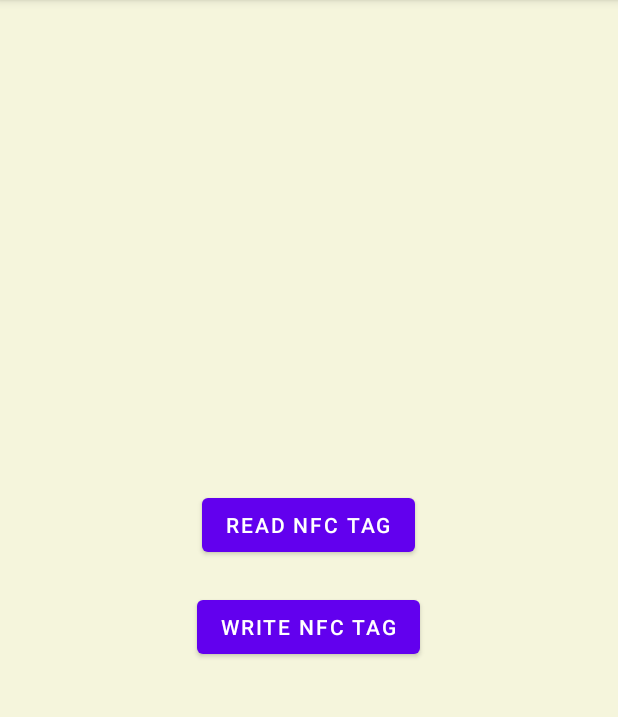
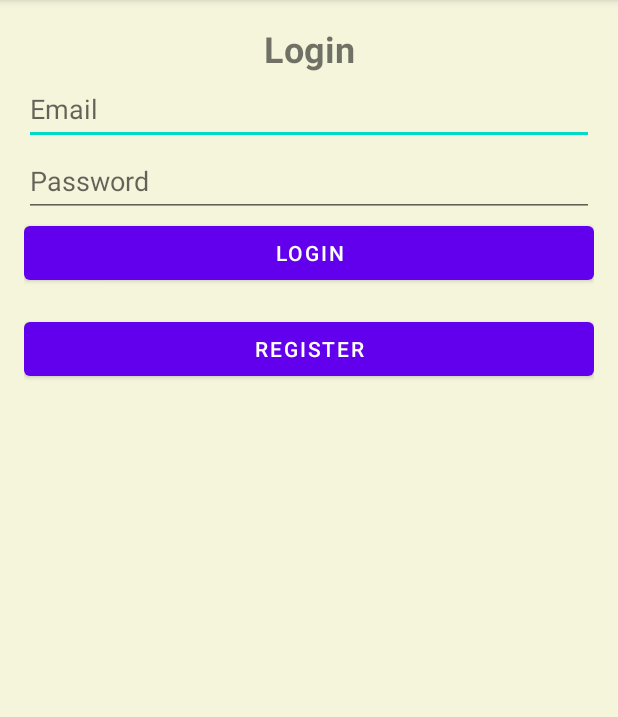
Before and after one commit to Domtaxx/TEC_RFID_INVENTORY, an Android app built with Jetpack Compose: the screen it shows after launch (MainActivity before the commit, LoginActivity after it), on a phone screen of 412 x 824 dp, the part 84-801 px from its top. Run offline under Robolectric (Android 15) with nearby library versions, the phone set to English and light mode, and no system bars.

Commit message:
adding basic login and registration to mobile app

```diff
--- a/TEC_RFID/app/src/main/AndroidManifest.xml
+++ b/TEC_RFID/app/src/main/AndroidManifest.xml
@@ -15,7 +15,7 @@
         android:networkSecurityConfig = "@xml/network_security_config">
 
             <activity
-            android:name=".MainActivity"
+                android:name=".LoginActivity"
                 android:exported="true">
                 <intent-filter>
                     <action android:name="android.intent.action.MAIN" />
@@ -40,5 +40,7 @@
 
             <!-- NFC Writing activity declaration -->
             <activity android:name=".NfcWriteActivity" />
+            <activity android:name=".RegisterActivity" />
+            <activity android:name=".MainMenuActivity" />
         </application>
 </manifest>
--- a/TEC_RFID/app/src/main/java/com/nfs/tec_rfid/AzureDatabaseService.kt
+++ b/TEC_RFID/app/src/main/java/com/nfs/tec_rfid/AzureDatabaseService.kt
@@ -25,7 +25,7 @@ class AzureDatabaseService(private val context: Context) {
         val connectionString = "jdbc:sqlserver://tecrfidserver.database.windows.net:1433;" +
                 "database=RFID_TEC;user=$user;password=$password;" +
                 "encrypt=true;trustServerCertificate=true;" + // Enable encryption
-                "hostNameInCertificate=*.database.windows.net;loginTimeout=30;sslProtocol=TLSv1.2;"
+                "hostNameInCertificate=*.database.windows.net;loginTimeout=30;sslProtocol=TLSv1;"
         // Add Conscrypt as the default security provider
         Security.insertProviderAt(Conscrypt.newProvider(), 1)
         Security.getProviders().forEach {
--- /dev/null
+++ b/TEC_RFID/app/src/main/java/com/nfs/tec_rfid/LoginActivity.kt
@@ -0,0 +1,46 @@
+package com.nfs.tec_rfid
+import android.content.Intent
+import android.os.Bundle
+import android.util.Patterns
+import android.widget.Button
+import android.widget.EditText
+import android.widget.TextView
+import androidx.appcompat.app.AppCompatActivity
+
+class LoginActivity : AppCompatActivity() {
+
+    override fun onCreate(savedInstanceState: Bundle?) {
+        super.onCreate(savedInstanceState)
+        setContentView(R.layout.login_activity)
+
+        val emailEditText = findViewById<EditText>(R.id.email)
+        val passwordEditText = findViewById<EditText>(R.id.password)
+        val loginButton = findViewById<Button>(R.id.login_button)
+        val errorMessageTextView = findViewById<TextView>(R.id.error_message)
+        val registerButton = findViewById<Button>(R.id.register_button)
+
+        loginButton.setOnClickListener {
+            val email = emailEditText.text.toString()
+            val password = passwordEditText.text.toString()
+
+            if (!isValidEmail(email) || password.length < 6) {
+                errorMessageTextView.visibility = TextView.VISIBLE
+            } else {
+                errorMessageTextView.visibility = TextView.GONE
+                // Proceed with login logic
+                // TODO: Add Login validation
+                val intent = Intent(this, MainMenuActivity::class.java)
+                startActivity(intent)
+            }
+        }
+        registerButton.setOnClickListener {
+            // Navigate to RegisterActivity when the button is clicked
+            val intent = Intent(this, RegisterActivity::class.java)
+            startActivity(intent)
+        }
+    }
+
+    private fun isValidEmail(email: String): Boolean {
+        return email.isNotEmpty() && Patterns.EMAIL_ADDRESS.matcher(email).matches()
+    }
+}
--- a/TEC_RFID/app/src/main/java/com/nfs/tec_rfid/MainActivity.kt
+++ b/TEC_RFID/app/src/main/java/com/nfs/tec_rfid/MainMenuActivity.kt
@@ -4,11 +4,11 @@ import android.os.Bundle
 import android.widget.Button
 import androidx.appcompat.app.AppCompatActivity
 
-class MainActivity : AppCompatActivity() {
+class MainMenuActivity : AppCompatActivity() {
 
     override fun onCreate(savedInstanceState: Bundle?) {
         super.onCreate(savedInstanceState)
-        setContentView(R.layout.activity_main)
+        setContentView(R.layout.main_menu_activity)
 
         val readNfcButton: Button = findViewById(R.id.btn_read_nfc)
         val writeNfcButton: Button = findViewById(R.id.btn_write_nfc)
--- a/TEC_RFID/app/src/main/java/com/nfs/tec_rfid/NfcWriteActivity.kt
+++ b/TEC_RFID/app/src/main/java/com/nfs/tec_rfid/NfcWriteActivity.kt
@@ -39,7 +39,7 @@ class NfcWriteActivity : AppCompatActivity() {
         // Handle returning to MainActivity
         returnButton.setOnClickListener {
             // Create an explicit Intent to launch MainActivity
-            val intent = Intent(this, MainActivity::class.java)
+            val intent = Intent(this, MainMenuActivity::class.java)
             startActivity(intent)
             finish()  // Optionally finish the current activity if you don't want it in the back stack
         }
--- /dev/null
+++ b/TEC_RFID/app/src/main/res/layout/login_activity.xml
@@ -0,0 +1,76 @@
+<?xml version="1.0" encoding="utf-8"?>
+<androidx.constraintlayout.widget.ConstraintLayout
+    xmlns:android="http://schemas.android.com/apk/res/android"
+    xmlns:app="http://schemas.android.com/apk/res-auto"
+    android:layout_width="match_parent"
+    android:layout_height="match_parent"
+    android:padding="16dp">
+
+    <TextView
+        android:id="@+id/title"
+        android:layout_width="wrap_content"
+        android:layout_height="wrap_content"
+        android:text="Login"
+        android:textSize="24sp"
+        android:textStyle="bold"
+        android:layout_marginBottom="20dp"
+        app:layout_constraintTop_toTopOf="parent"
+        app:layout_constraintStart_toStartOf="parent"
+        app:layout_constraintEnd_toEndOf="parent" />
+
+    <EditText
+        android:id="@+id/email"
+        android:layout_width="0dp"
+        android:layout_height="wrap_content"
+        android:hint="Email"
+        android:minHeight="48dp"
+        android:inputType="textEmailAddress"
+        android:layout_marginBottom="10dp"
+        app:layout_constraintTop_toBottomOf="@+id/title"
+        app:layout_constraintStart_toStartOf="parent"
+        app:layout_constraintEnd_toEndOf="parent" />
+
+    <EditText
+        android:id="@+id/password"
+        android:layout_width="0dp"
+        android:layout_height="wrap_content"
+        android:minHeight="48dp"
+        android:hint="Password"
+        android:inputType="textPassword"
+        android:layout_marginBottom="10dp"
+        app:layout_constraintTop_toBottomOf="@+id/email"
+        app:layout_constraintStart_toStartOf="parent"
+        app:layout_constraintEnd_toEndOf="parent" />
+
+    <TextView
+        android:id="@+id/error_message"
+        android:layout_width="wrap_content"
+        android:layout_height="wrap_content"
+        android:textColor="@android:color/holo_red_dark"
+        android:visibility="gone"
+        android:text="Invalid email or password"
+        app:layout_constraintTop_toBottomOf="@+id/password"
+        app:layout_constraintStart_toStartOf="parent"
+        app:layout_constraintEnd_toEndOf="parent"
+        android:layout_marginBottom="10dp" />
+
+    <Button
+        android:id="@+id/login_button"
+        android:layout_width="0dp"
+        android:layout_height="wrap_content"
+        android:text="Login"
+        app:layout_constraintTop_toBottomOf="@+id/error_message"
+        app:layout_constraintStart_toStartOf="parent"
+        app:layout_constraintEnd_toEndOf="parent" />
+
+    <Button
+        android:id="@+id/register_button"
+        android:layout_width="0dp"
+        android:layout_height="wrap_content"
+        android:text="Register"
+        app:layout_constraintTop_toBottomOf="@+id/login_button"
+        app:layout_constraintStart_toStartOf="parent"
+        app:layout_constraintEnd_toEndOf="parent"
+        android:layout_marginTop="16dp"/>
+
+</androidx.constraintlayout.widget.ConstraintLayout>
```
Also changed, not shown: TEC_RFID/app/src/main/java/com/nfs/tec_rfid/NfcReadActivity.kt (+3 -6 lines), TEC_RFID/app/src/main/java/com/nfs/tec_rfid/RegisterActivity.kt (added, +58 -0 lines), TEC_RFID/app/src/main/res/layout/register_activity.xml (added, +95 -0 lines), TEC_RFID/app/src/main/res/layout/main_menu_activity.xml (renamed from TEC_RFID/app/src/main/res/layout/activity_main.xml). Lines whose indentation alone changed are shown as unchanged.
